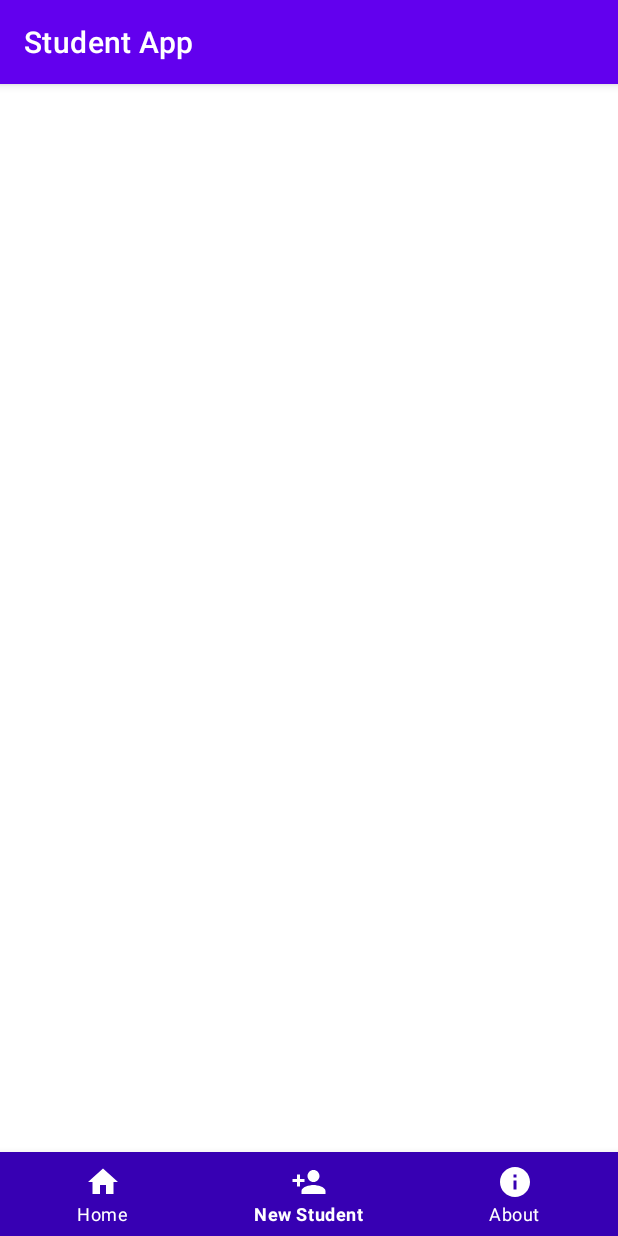
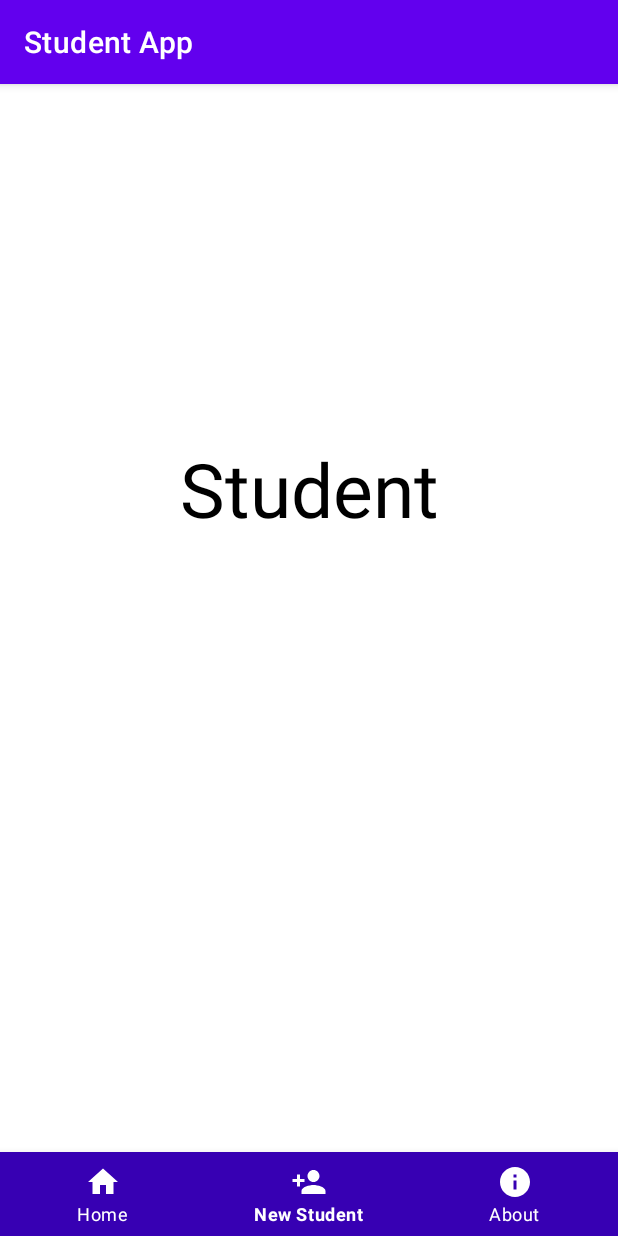
Before and after one commit to Sayyed-Abrar-Akhtar/SoftUser, an Android app: the DashboardActivity screen opened directly, with no data from a screen before it, item 2 of the bottom bar chosen, on a phone screen of 412 x 824 dp. Run offline under Robolectric (Android 15) with nearby library versions, the phone set to English and light mode, and no system bars.

```diff
--- a/app/src/main/java/com/sayyed/softuser/DashboardActivity.kt
+++ b/app/src/main/java/com/sayyed/softuser/DashboardActivity.kt
@@ -2,10 +2,44 @@ package com.sayyed.softuser
 
 import androidx.appcompat.app.AppCompatActivity
 import android.os.Bundle
+import androidx.fragment.app.Fragment
+import com.google.android.material.bottomnavigation.BottomNavigationView
+import com.sayyed.softuser.fragments.AboutFragment
+import com.sayyed.softuser.fragments.HomeFragment
+import com.sayyed.softuser.fragments.StudentFragment
 
 class DashboardActivity : AppCompatActivity() {
+
+    private val studentFragment = StudentFragment()
+    private val homeFragment = HomeFragment()
+    private val aboutFragment = AboutFragment()
+
+    private lateinit var bottomNav : BottomNavigationView
+
     override fun onCreate(savedInstanceState: Bundle?) {
         super.onCreate(savedInstanceState)
         setContentView(R.layout.activity_dashboard)
+        replaceFragment(homeFragment)
+
+        bottomNav = findViewById(R.id.bottomNav)
+
+        bottomNav.setOnNavigationItemSelectedListener{
+            when(it.itemId) {
+                R.id.itemHome -> replaceFragment(homeFragment)
+                R.id.itemNewStudent -> replaceFragment(studentFragment)
+                R.id.itemAbout -> replaceFragment(aboutFragment)
+
+            }
+            true
+        }
+    }
+
+
+    private fun replaceFragment(fragment: Fragment) {
+        if (fragment != null) {
+            val transaction = supportFragmentManager.beginTransaction()
+            transaction.replace(R.id.linearContainer, fragment)
+            transaction.commit()
+        }
     }
 }
--- /dev/null
+++ b/app/src/main/java/com/sayyed/softuser/model/StudentModel.kt
@@ -0,0 +1,3 @@
+package com.sayyed.softuser.model
+
+data class StudentModel (var fullName: String, var address: String, var gender: String, var age: Int)
--- a/app/src/main/res/layout/activity_main.xml
+++ b/app/src/main/res/layout/activity_main.xml
@@ -14,6 +14,7 @@
         android:gravity="center"
         android:text="Login"
         android:textSize="30sp"
+        android:textColor="@color/design_default_color_primary_dark"
         app:layout_constraintEnd_toEndOf="parent"
         app:layout_constraintHorizontal_bias="0.498"
         app:layout_constraintStart_toStartOf="parent"
@@ -25,6 +26,7 @@
         android:layout_height="wrap_content"
         android:layout_margin="20dp"
         android:hint="Enter Username"
+        android:textColorHint="@color/black"
         app:layout_constraintEnd_toEndOf="parent"
         app:layout_constraintHorizontal_bias="0.473"
         app:layout_constraintStart_toStartOf="parent"
@@ -36,6 +38,7 @@
         android:layout_height="wrap_content"
         android:layout_margin="20dp"
         android:hint="Enter Password"
+        android:textColorHint="@color/black"
         android:inputType="textPassword"
         app:layout_constraintEnd_toEndOf="parent"
         app:layout_constraintHorizontal_bias="0.473"
@@ -47,7 +50,7 @@
         android:layout_width="match_parent"
         android:layout_height="wrap_content"
         android:layout_margin="20dp"
-        android:textSize="28sp"
+        android:textSize="21sp"
         android:text="Login"
         app:layout_constraintEnd_toEndOf="parent"
         app:layout_constraintHorizontal_bias="0.473"
--- a/app/src/main/res/layout/fragment_about.xml
+++ b/app/src/main/res/layout/fragment_about.xml
@@ -9,6 +9,9 @@
     <TextView
         android:layout_width="match_parent"
         android:layout_height="match_parent"
-        android:text="@string/hello_blank_fragment" />
+        android:text="About"
+        android:textSize="50sp"
+        android:textColor="@color/black"
+        android:gravity="center"/>
 
 </FrameLayout>
--- a/app/src/main/res/layout/fragment_home.xml
+++ b/app/src/main/res/layout/fragment_home.xml
@@ -9,6 +9,9 @@
     <TextView
         android:layout_width="match_parent"
         android:layout_height="match_parent"
-        android:text="@string/hello_blank_fragment" />
+        android:text="Home"
+        android:textSize="50sp"
+        android:textColor="@color/black"
+        android:gravity="center"/>
 
 </FrameLayout>
--- a/app/src/main/res/layout/fragment_student.xml
+++ b/app/src/main/res/layout/fragment_student.xml
@@ -9,6 +9,9 @@
     <TextView
         android:layout_width="match_parent"
         android:layout_height="match_parent"
-        android:text="@string/hello_blank_fragment" />
+        android:text="Student"
+        android:textSize="50sp"
+        android:textColor="@color/black"
+        android:gravity="center"/>
 
 </FrameLayout>
```
